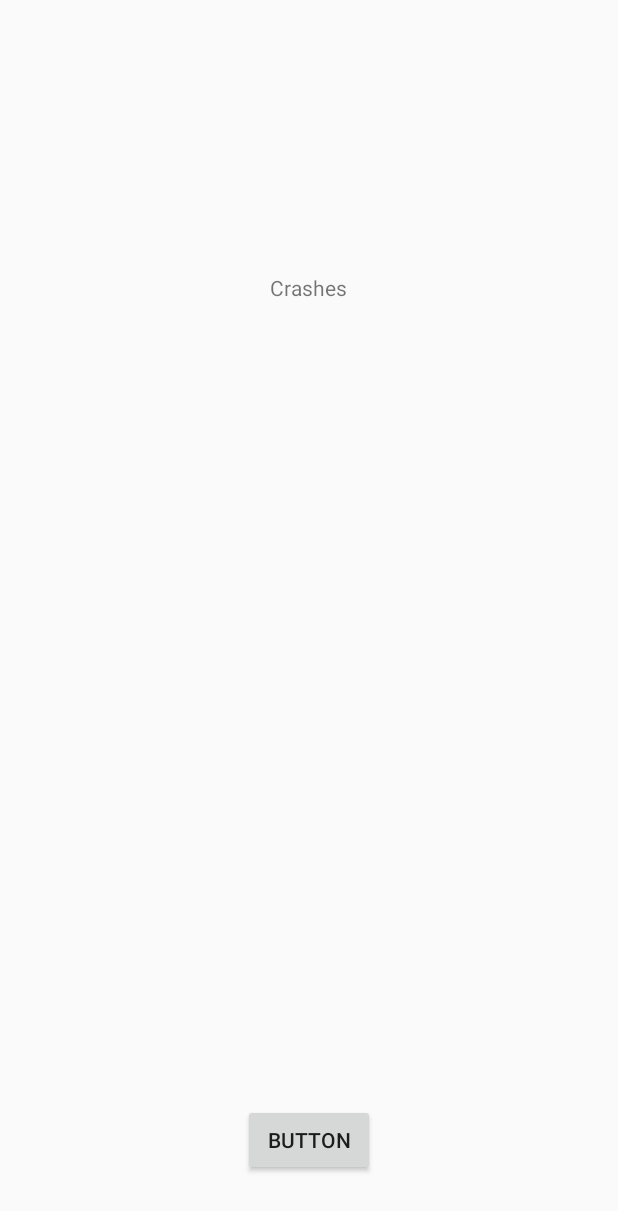
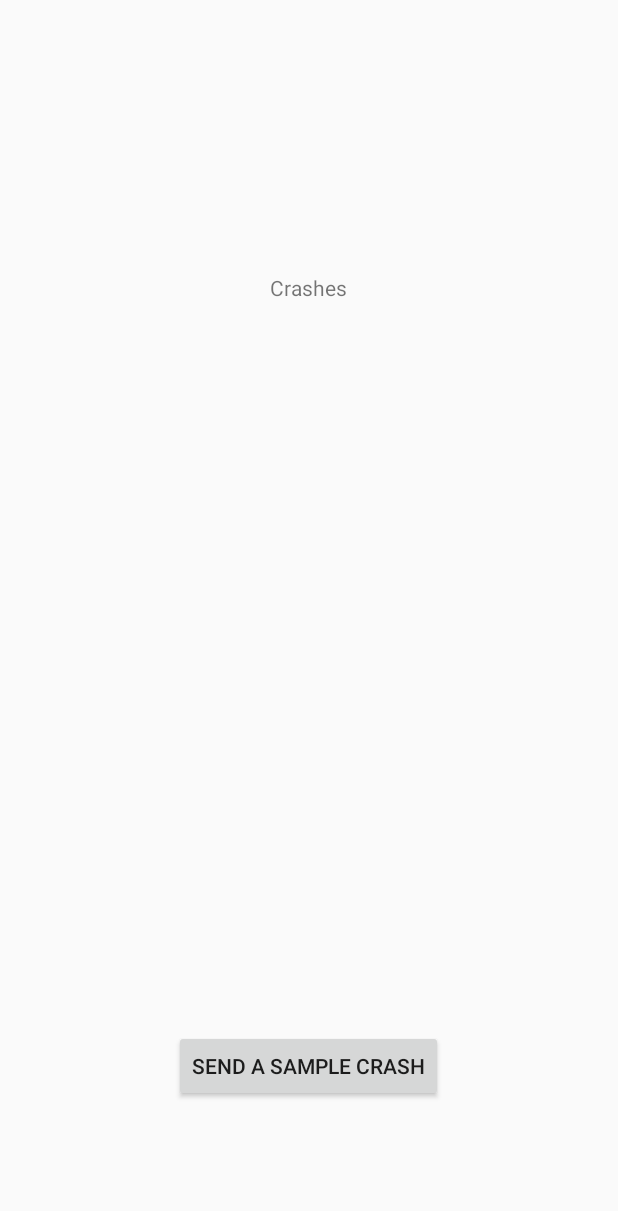
Before and after one commit to microsoft/appcenter-sampleapp-android, an Android app: the layout crashes_root.xml on its own in the app's theme, with its tools: preview values and no code run, on a phone screen of 412 x 824 dp. Shown: the top 1211 px of the screen. Run offline under Robolectric (Android 15) with nearby library versions, the phone set to English and light mode, and no system bars.

Commit message:
implemented crash button

```diff
--- a/app/src/main/res/layout/crashes_root.xml
+++ b/app/src/main/res/layout/crashes_root.xml
@@ -4,13 +4,13 @@
     android:layout_height="match_parent">
 
     <Button
-        android:id="@+id/button"
+        android:id="@+id/crashButton"
         android:layout_width="wrap_content"
         android:layout_height="wrap_content"
+        android:layout_marginBottom="89dp"
+        android:text="Send a sample crash"
         android:layout_alignParentBottom="true"
-        android:layout_centerHorizontal="true"
-        android:layout_marginBottom="40dp"
-        android:text="Button" />
+        android:layout_centerHorizontal="true" />
 
     <TextView
         android:id="@+id/textView5"
```
Also changed, not shown: app/src/main/java/com/example/mobilecenter/sampleapp_android/CrashesActivity.java (+38 -1 lines).
